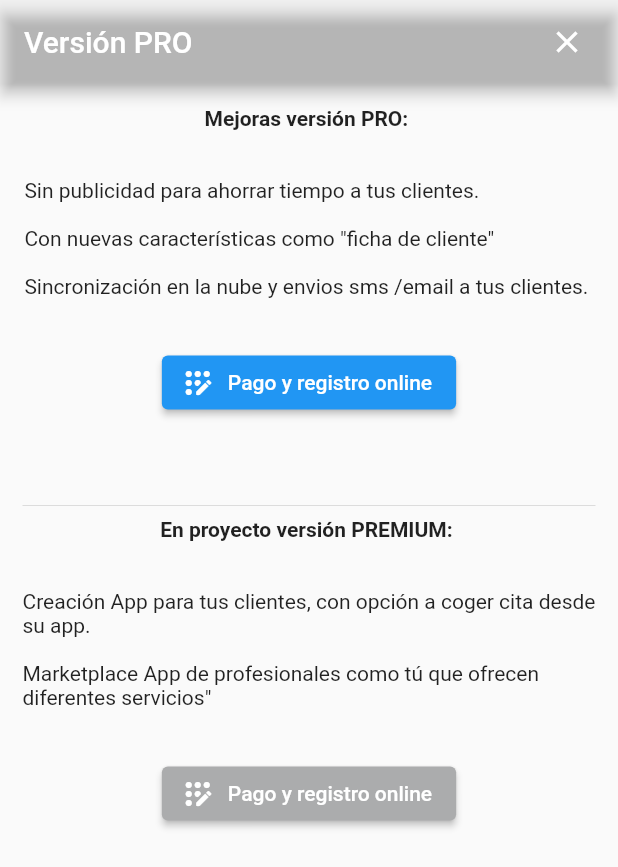
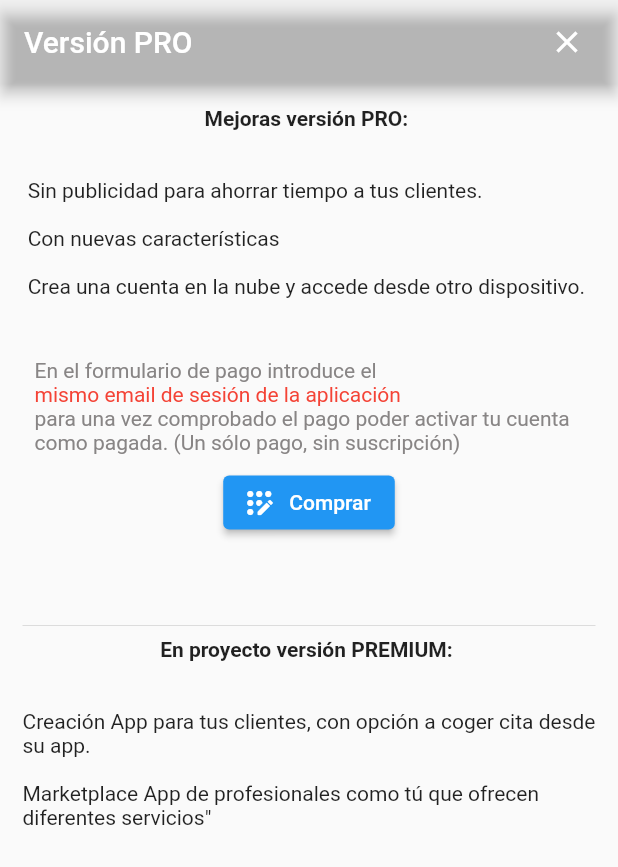
Before and after one commit to luguidu77/agenda-app, a Flutter app: the FinalizacionPrueba screen opened by its route, after a tap on "ok", on a phone screen of 412 x 824 dp. Shown: the top 867 px of the screen. Run offline on Flutter 3.47's test engine with Material 2 defaults, Android fonts, the phone set to English and light mode, and no system bars; our stand-ins replace cloud_firestore, email_validator, firebase_auth, firebase_core, firebase_storage, fl_chart and 15 more; missing offline and left inert: fast_contacts, flutter_picker, flutter_stripe, pay; accounts and stored records are empty.

Commit message:
pagina de pago y correccion de navegacion ClienteScreen

```diff
--- a/lib/main.dart
+++ b/lib/main.dart
@@ -5,10 +5,11 @@ import 'package:firebase_core/firebase_core.dart';
 import 'package:flutter/material.dart';
 import 'package:flutter/services.dart';
 import 'package:flutter_localizations/flutter_localizations.dart';
+import 'package:flutter_native_splash/flutter_native_splash.dart';
 import 'package:flutter_stripe/flutter_stripe.dart';
 import 'package:google_mobile_ads/google_mobile_ads.dart';
 import 'package:provider/provider.dart';
-import 'package:rive_splash_screen/rive_splash_screen.dart';
+
 
 import 'models/models.dart';
 import 'providers/providers.dart';
@@ -92,6 +93,7 @@ class _MyAppState extends State<MyApp> {
   }
 
   inicializacion() async {
+     FlutterNativeSplash.remove();
     //?comprueba pago en dispositivo
     final pago = await CompruebaPago.getPagoEmailDispositivo();
     debugPrint('datos gardados en tabla Pago (main.dart) $pago');
@@ -170,7 +172,7 @@ class _MyAppState extends State<MyApp> {
               'Login': (context) =>
                   RegistroUsuarioScreen(registroLogin: 'Login', usuarioAPP: ''),
               'Bienvenida': (context) => const Bienvenida(),
-              'home': (BuildContext context) => const HomeScreen(),
+              'home': (BuildContext context) =>  HomeScreen(index: 0,),
               'InicioConfigApp': (context) =>
                   const InicioConfigApp(usuarioAPP: ''),
 
--- a/lib/screens/bienvenida.dart
+++ b/lib/screens/bienvenida.dart
@@ -29,7 +29,7 @@ class _BienvenidaState extends State<Bienvenida> {
 
   void _irHomeScreen(context) {
     Navigator.of(context).pushReplacement(
-      MaterialPageRoute(builder: (_) => const HomeScreen()),
+      MaterialPageRoute(builder: (_) =>  HomeScreen(index: 0,)),
     );
   }
 
--- a/lib/screens/calendario_screen.dart
+++ b/lib/screens/calendario_screen.dart
@@ -11,6 +11,7 @@ import '../config/config.dart';
 import '../models/models.dart';
 import '../providers/providers.dart';
 import '../screens/screens.dart';
+import '../utils/utils.dart';
 import '../widgets/widgets.dart';
 
 class CalendarioCitasScreen extends StatefulWidget {
@@ -80,6 +81,7 @@ class _CalendarioCitasScreenState extends State<CalendarioCitasScreen> {
 
     novedades();
 
+    Publicidad.publicidad(_estadoPagadaApp);
     super.initState();
   }
 
@@ -87,6 +89,7 @@ class _CalendarioCitasScreenState extends State<CalendarioCitasScreen> {
     final estadoPagoProvider = context.read<EstadoPagoAppProvider>();
     _emailSesionUsuario = estadoPagoProvider.emailUsuarioApp;
     _iniciadaSesionUsuario = estadoPagoProvider.iniciadaSesionUsuario;
+    _estadoPagadaApp = estadoPagoProvider.emailUsuarioApp;
   }
 
   @override
--- a/lib/screens/comprar_aplicacion.dart
+++ b/lib/screens/comprar_aplicacion.dart
@@ -6,11 +6,12 @@ import 'package:flutter/services.dart';
 import 'package:flutter_stripe/flutter_stripe.dart';
 import 'package:http/http.dart' as http;
 import 'package:pay/pay.dart' as pay;
+import 'package:url_launcher/url_launcher.dart';
 
 const _paymentItems = [
   pay.PaymentItem(
     label: 'Total',
-    amount: '9.00',
+    amount: '1.50',
     status: pay.PaymentItemStatus.final_price,
   )
 ];
@@ -34,7 +35,7 @@ class _ComprarAplicacionState extends State<ComprarAplicacion> {
   bool visibleRespaldoRealizado = false;
   // MyLogicUsuarioAPP myLogic = MyLogicUsuarioAPP();
 
-  GlobalKey _key = new GlobalKey();
+  final GlobalKey _key = GlobalKey();
 
   void update() {
     setState(() {});
@@ -48,6 +49,7 @@ class _ComprarAplicacionState extends State<ComprarAplicacion> {
   @override
   Widget build(BuildContext context) {
     return MaterialApp(
+      debugShowCheckedModeBanner: false,
       key: _key,
       title: 'Material App',
       home: Scaffold(
@@ -78,16 +80,53 @@ class _ComprarAplicacionState extends State<ComprarAplicacion> {
                           ),
                           const Text(
                               'Sin publicidad para ahorrar tiempo a tus clientes. \n\n'
-                              'Con nuevas características como "ficha de cliente" \n\n'
-                              'Sincronización en la nube y envios sms /email a tus clientes. \n\n'),
+                              'Con nuevas características \n\n'
+                              'Crea una cuenta en la nube y accede desde otro dispositivo. \n\n'),
+
+                          const Padding(
+                            padding: EdgeInsets.all(8.0),
+                            child: Column(
+                              crossAxisAlignment: CrossAxisAlignment.start,
+                              children: [
+                                Text.rich(
+                                  TextSpan(
+                                      text:
+                                          'En el formulario de pago introduce el',
+                                      style: TextStyle(
+                                          color: Color.fromARGB(
+                                              255, 136, 133, 133))),
+                                ),
+                                Text.rich(
+                                  TextSpan(
+                                      text:
+                                          'mismo email de sesión de la aplicación'),
+                                  style: TextStyle(color: Colors.red),
+                                ),
+                                Text.rich(
+                                  TextSpan(
+                                      text:
+                                          'para una vez comprobado el pago poder activar tu cuenta como pagada. (Un sólo pago, sin suscripción)'),
+                                  style: TextStyle(
+                                      color:
+                                          Color.fromARGB(255, 136, 133, 133)),
+                                ),
+                              ],
+                            ),
+                          ),
+
+                          //botonGPAY(context), ############## BOTON GOOGLE PAY -------------------------------------
                           ElevatedButton.icon(
-                              onPressed: () => {
-                                    update(),
-                                    visibleFormulario = true,
-                                    visible = false,
-                                  },
+                              onPressed: () async {
+                                const url =
+                                    'https://buy.stripe.com/4gwcPE5XdeEecGA001';
+                                if (await canLaunch(url)) {
+                                  await launch(url);
+                                } else {
+                                  throw 'Could not launch $url';
+                                }
+                              },
                               icon: const Icon(Icons.app_registration_rounded),
-                              label: const Text('Pago y registro online')),
+                              label: const Text('Comprar')),
                           const SizedBox(
                             height: 50,
                           ),
@@ -99,16 +138,17 @@ class _ComprarAplicacionState extends State<ComprarAplicacion> {
                           const Text(
                               'Creación App para tus clientes, con opción a coger cita desde su app. \n\n'
                               'Marketplace App de profesionales como tú que ofrecen diferentes servicios" \n\n'),
-                          ElevatedButton.icon(
+                          /*  ElevatedButton.icon(
                               style: ButtonStyle(
                                   backgroundColor: MaterialStateProperty.all(
-                                      Color.fromARGB(255, 171, 172, 173))),
+                                      const Color.fromARGB(
+                                          255, 171, 172, 173))),
                               onPressed: () => {},
                               icon: const Icon(Icons.app_registration_rounded),
-                              label: const Text('Pago y registro online')),
+                              label: const Text('Pago de la aplicación')), */
                         ],
                       )
-                    : const Text('Pago y Registro online'),
+                    : const Text('Pago de la aplicación'),
 
                 //? FORMULARIO REGISTRO
                 visibleFormulario
@@ -117,16 +157,15 @@ class _ComprarAplicacionState extends State<ComprarAplicacion> {
                         child: SizedBox(
                           child: Column(
                             children: [
-                              TextField(
+                              const TextField(
+                                controller: null,
+                                decoration: InputDecoration(labelText: 'Email'),
+                              ),
+                              const TextField(
+                                keyboardType: TextInputType.number,
                                 controller: null,
                                 decoration:
-                                    const InputDecoration(labelText: 'Email'),
-                              ),
-                              TextField(
-                                keyboardType: TextInputType.number,
-                                controller: null,
-                                decoration: const InputDecoration(
-                                    labelText: 'Contraseña'),
+                                    InputDecoration(labelText: 'Contraseña'),
                               ),
                               const SizedBox(
                                 height: 20,
@@ -218,11 +257,12 @@ class _ComprarAplicacionState extends State<ComprarAplicacion> {
                               ? Padding(
                                   padding: const EdgeInsets.all(8.0),
                                   child: Container(
-                                    color: Color.fromARGB(255, 172, 240, 174),
-                                    child: Padding(
-                                      padding: const EdgeInsets.all(8.0),
+                                    color: const Color.fromARGB(
+                                        255, 172, 240, 174),
+                                    child: const Padding(
+                                      padding: EdgeInsets.all(8.0),
                                       child: Column(
-                                        children: const [
+                                        children: [
                                           Text(
                                               '¡ Configuración realizada con exito !'),
                                           Text(
--- a/lib/screens/finalizacion_prueba.dart
+++ b/lib/screens/finalizacion_prueba.dart
@@ -1,5 +1,5 @@
 import 'package:agendacitas/screens/comprar_aplicacion.dart';
-import 'package:firebase_auth/firebase_auth.dart';
+
 import 'package:flutter/material.dart';
 
 // ignore: must_be_immutable
@@ -31,7 +31,7 @@ class _FinalizacionPruebaState extends State<FinalizacionPrueba> {
                         Navigator.pushReplacement(
                           context,
                           MaterialPageRoute(
-                              builder: (context) => ComprarAplicacion(
+                              builder: (context) => const ComprarAplicacion(
                                   // usuarioAPP: email,
                                   )),
                         )
--- a/lib/screens/home.dart
+++ b/lib/screens/home.dart
@@ -9,15 +9,14 @@ import '../widgets/widgets.dart';
 import 'screens.dart';
 
 class HomeScreen extends StatefulWidget {
-  const HomeScreen({Key? key}) : super(key: key);
-
+  HomeScreen({Key? key, required this.index}) : super(key: key);
+  int index = 0;
   @override
   State<HomeScreen> createState() => _HomeScreenState();
 }
 
 class _HomeScreenState extends State<HomeScreen> {
   //trae mediante funcion de BNavigator el index de la pagina menu de abajo , myBnB
-  int index = 0;
   BNavigator? myBnB;
 
   ThemeData? tema;
@@ -42,13 +41,12 @@ class _HomeScreenState extends State<HomeScreen> {
     }
   }
 
-
   @override
   void initState() {
     //iniciamos myBnB(bottomNavigationBar) trayendo BNavigator
     myBnB = BNavigator(currentIndex: (i) {
       setState(() {
-        index = i;
+        widget.index = i;
       });
     });
 
@@ -106,7 +104,7 @@ class _HomeScreenState extends State<HomeScreen> {
           child: Scaffold(
               bottomNavigationBar: myBnB,
               body: RutasNav(
-                index: index,
+                index: widget.index,
               )),
         ),
         routes: {
--- a/lib/screens/inicio_config_app.dart
+++ b/lib/screens/inicio_config_app.dart
@@ -46,7 +46,7 @@ class _InicioConfigAppState extends State<InicioConfigApp> {
 
   @override
   void initState() {
-   // inicializaProviderEstadoPagoEmail();
+    // inicializaProviderEstadoPagoEmail();
     getPersonaliza();
 
     super.initState();
@@ -81,7 +81,9 @@ class _InicioConfigAppState extends State<InicioConfigApp> {
             debugPrint(
                 'inicio_config_app.dart ----------------> LOGEADO EN FIREBASE');
 
-            return const HomeScreen();
+            return HomeScreen(
+              index: 0,
+            );
           } else {
             // NO LOGUEADO EN FIREBASE
             debugPrint(
--- a/lib/screens/plan_amigo/plan_amigo.dart
+++ b/lib/screens/plan_amigo/plan_amigo.dart
@@ -35,7 +35,7 @@ class _PlanAmigoState extends State<PlanAmigo> {
 
   @override
   void initState() {
-    Publicidad().publicidad();
+    //Publicidad().publicidad();
     myLogic = MyLogicNoPlanAmigo(tuEmail, amigoEmail);
     myLogic.init();
     traeTuEmail();
--- a/lib/utils/utils.dart
+++ b/lib/utils/utils.dart
@@ -7,3 +7,4 @@ export 'convertir_string_en_entero.dart';
 export 'package:agendacitas/utils/formatear.dart';
 export '../utils/notificaciones/recordatorio_local/recordatorio_local.dart';
 export '../../utils/dias_de_prueba_formateada.dart';
+export 'package:agendacitas/utils/publicidad.dart';
--- a/lib/widgets/selecciona_dia.dart
+++ b/lib/widgets/selecciona_dia.dart
@@ -391,7 +391,7 @@ class _SeleccionaDiaState extends State<SeleccionaDia> {
                 int.parse(widget.idServicio), usuarioAP, iniciadaSesionUsuario);
             setState(() {});
             if (_disponible) {
-              _pagado ? null : Publicidad().publicidad();
+              // ? null : Publicidad().publicidad();
 
               // cita original
               final Map<String, dynamic> oldCita = widget.cita;
```
Also changed, not shown: lib/screens/citas/clienta_step.dart (+6 -2 lines), lib/screens/menu_aplicacion.dart (+11 -4 lines), lib/screens/nuevo_actualizacion_cliente.dart (+36 -11 lines), lib/utils/publicidad.dart (+6 -4 lines), 1 other file.
